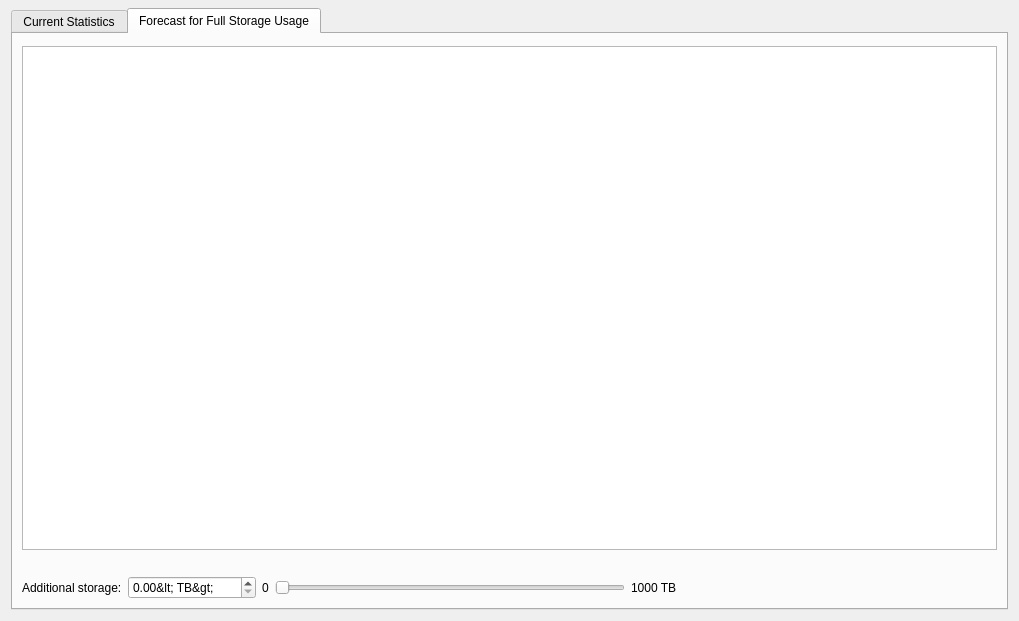
Above: client/nx_client_desktop/src/ui/widgets/properties/storage_analytics_widget.ui from networkoptix/nx_open before the change. Below: the same form after it.
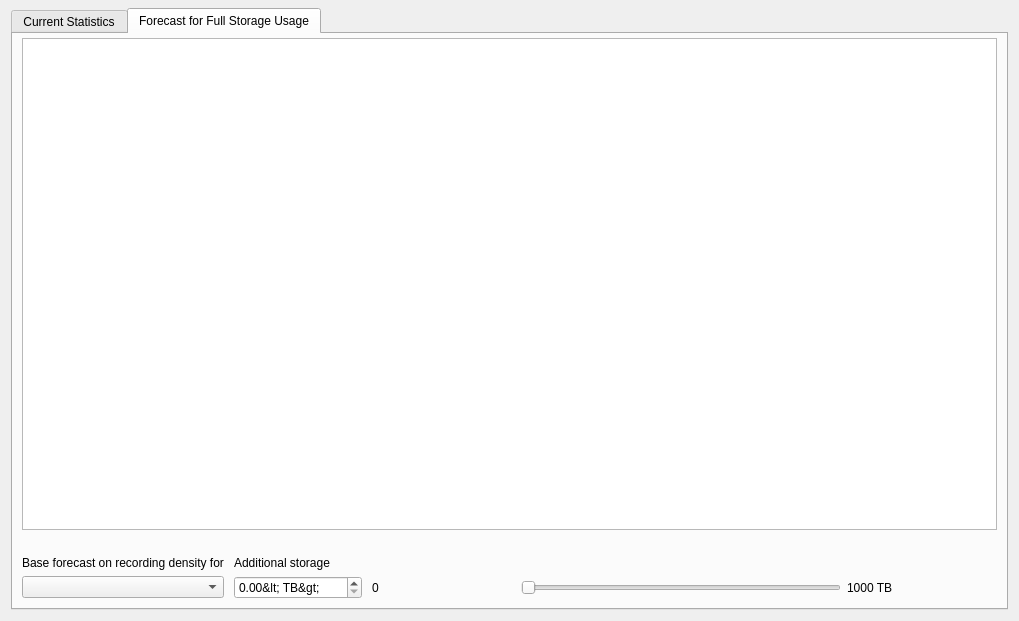
That is the form after the change. The open tabs and pages were chosen to show the change. Custom widgets are drawn as their Qt base class.

Commit message:
VMS-8044: Storage Analytics - implemented changes except "optional" and forecast alg changes
<==== Mercurial data ====>
Branch: vms

The edit to the form file:
```diff
--- a/client/nx_client_desktop/src/ui/widgets/properties/storage_analytics_widget.ui
+++ b/client/nx_client_desktop/src/ui/widgets/properties/storage_analytics_widget.ui
@@ -103,7 +103,7 @@
           </attribute>
           <layout class="QVBoxLayout" name="verticalLayout_3" stretch="1,0,0">
            <property name="topMargin">
-            <number>12</number>
+            <number>4</number>
            </property>
            <item>
             <widget class="nx::client::desktop::TableView" name="forecastTable">
@@ -168,7 +168,7 @@
             <layout class="QHBoxLayout" name="horizontalLayout_3">
              <item>
               <widget class="QWidget" name="forecastControlWidget" native="true">
-               <layout class="QGridLayout" name="gridLayout_2">
+               <layout class="QGridLayout" name="gridLayout_2" columnstretch="0,0,0,0,0,0,0">
                 <property name="leftMargin">
                  <number>0</number>
                 </property>
@@ -181,31 +181,56 @@
                 <property name="bottomMargin">
                  <number>0</number>
                 </property>
-                <item row="0" column="0" rowspan="4">
-                 <widget class="QLabel" name="label">
+                <item row="0" column="0">
+                 <widget class="QLabel" name="label_3">
                   <property name="text">
-                   <string>Additional storage:</string>
+                   <string>Base forecast on recording density for</string>
                   </property>
                  </widget>
                 </item>
-                <item row="0" column="1" rowspan="4">
-                 <widget class="QDoubleSpinBox" name="extraSizeSpinBox">
-                  <property name="suffix">
-                   <string notr="true">&lt; TB&gt;</string>
+                <item row="1" column="0">
+                 <widget class="QComboBox" name="averagingPeriodCombobox"/>
+                </item>
+                <item row="1" column="6">
+                 <widget class="QLabel" name="maxSizeLabel">
+                  <property name="text">
+                   <string notr="true">1000 TB</string>
                   </property>
-                  <property name="maximum">
-                   <double>1000.000000000000000</double>
+                 </widget>
+                </item>
+                <item row="1" column="4">
+                 <widget class="QLabel" name="label_2">
+                  <property name="sizePolicy">
+                   <sizepolicy hsizetype="Preferred" vsizetype="Preferred">
+                    <horstretch>0</horstretch>
+                    <verstretch>0</verstretch>
+                   </sizepolicy>
                   </property>
+                  <property name="text">
+                   <string notr="true">0</string>
+                  </property>
                  </widget>
                 </item>
-                <item row="0" column="3" rowspan="4">
+                <item row="1" column="5">
                  <widget class="QSlider" name="extraSpaceSlider">
+                  <property name="sizePolicy">
+                   <sizepolicy hsizetype="Fixed" vsizetype="Fixed">
+                    <horstretch>0</horstretch>
+                    <verstretch>0</verstretch>
+                   </sizepolicy>
+                  </property>
                   <property name="minimumSize">
                    <size>
-                    <width>350</width>
+                    <width>320</width>
                     <height>0</height>
                    </size>
                   </property>
+                  <property name="maximumSize">
+                   <size>
+                    <width>320</width>
+                    <height>16777215</height>
+                   </size>
+                  </property>
                   <property name="maximum">
                    <number>400</number>
                   </property>
@@ -226,33 +251,71 @@
                   </property>
                  </widget>
                 </item>
-                <item row="0" column="2" rowspan="4">
-                 <widget class="QLabel" name="label_2">
+                <item row="0" column="2">
+                 <widget class="QLabel" name="label">
                   <property name="text">
-                   <string notr="true">0</string>
+                   <string>Additional storage</string>
                   </property>
                  </widget>
                 </item>
+                <item row="1" column="1">
+                 <spacer name="horizontalSpacer_3">
+                  <property name="orientation">
+                   <enum>Qt::Horizontal</enum>
+                  </property>
+                  <property name="sizeType">
+                   <enum>QSizePolicy::Fixed</enum>
+                  </property>
+                  <property name="sizeHint" stdset="0">
+                   <size>
+                    <width>4</width>
+                    <height>20</height>
+                   </size>
+                  </property>
+                 </spacer>
+                </item>
+                <item row="1" column="2">
+                 <widget class="QDoubleSpinBox" name="extraSizeSpinBox">
+                  <property name="sizePolicy">
+                   <sizepolicy hsizetype="Fixed" vsizetype="Fixed">
+                    <horstretch>0</horstretch>
+                    <verstretch>0</verstretch>
+                   </sizepolicy>
+                  </property>
+                  <property name="suffix">
+                   <string notr="true">&lt; TB&gt;</string>
+                  </property>
+                  <property name="maximum">
+                   <double>1000.000000000000000</double>
+                  </property>
+                 </widget>
+                </item>
+                <item row="1" column="3">
+                 <spacer name="horizontalSpacer_4">
+                  <property name="orientation">
+                   <enum>Qt::Horizontal</enum>
+                  </property>
+                  <property name="sizeType">
+                   <enum>QSizePolicy::Fixed</enum>
+                  </property>
+                  <property name="sizeHint" stdset="0">
+                   <size>
+                    <width>4</width>
+                    <height>20</height>
+                   </size>
+                  </property>
+                 </spacer>
+                </item>
                </layout>
               </widget>
              </item>
-             <item>
-              <widget class="QLabel" name="maxSizeLabel">
-               <property name="text">
-                <string notr="true">1000 TB</string>
-               </property>
-              </widget>
-             </item>
              <item>
               <spacer name="horizontalSpacer_2">
                <property name="orientation">
                 <enum>Qt::Horizontal</enum>
                </property>
-               <property name="sizeHint" stdset="0">
-                <size>
-                 <width>40</width>
-                 <height>20</height>
-                </size>
+               <property name="sizeType">
+                <enum>QSizePolicy::Expanding</enum>
                </property>
               </spacer>
              </item>
```
Left out of the diff: 4 changed lines with no effect on the pictures. The commit also changes 3 other files.
